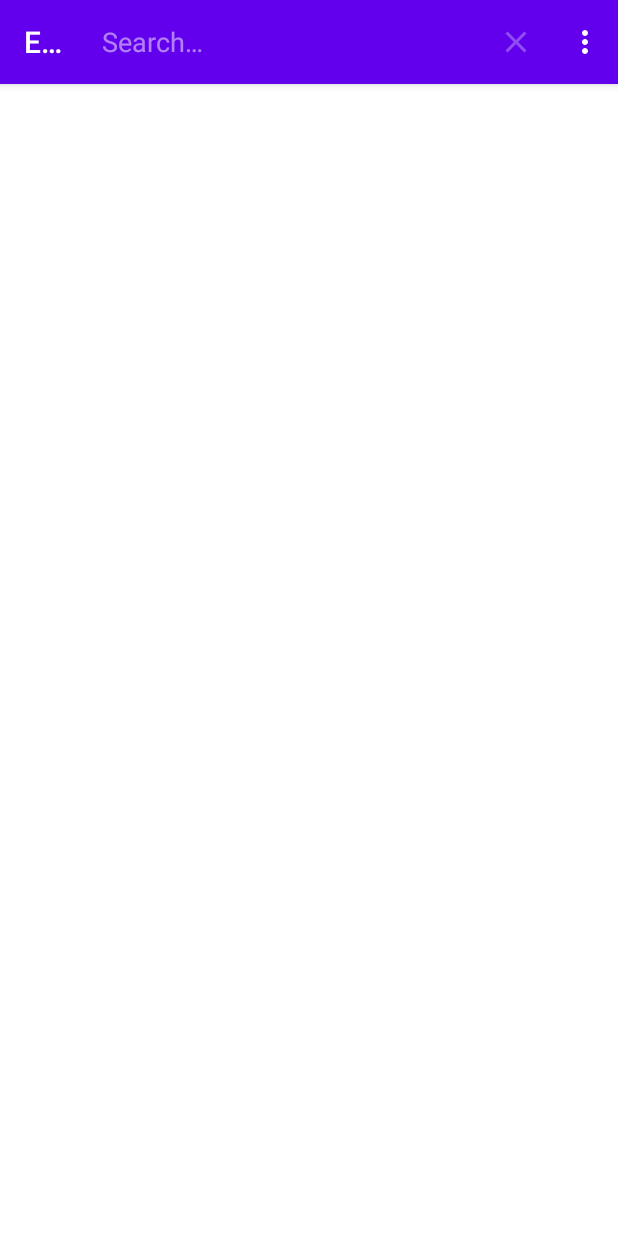
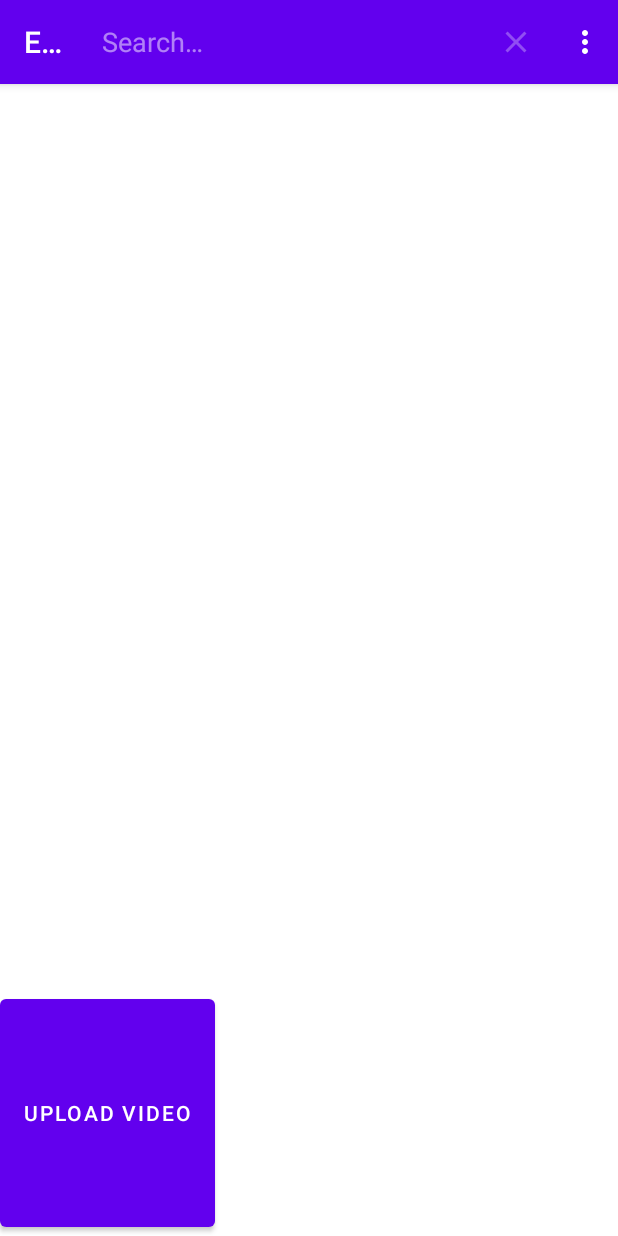
Before and after one commit to BeskarBaddie/ECDapp_2023, an Android app: the ShowVideo screen opened directly, with no data from a screen before it, after a tap on "Search", on a phone screen of 412 x 824 dp. Run offline under Robolectric (Android 15) with nearby library versions, the phone set to English and light mode, and no system bars; our stand-ins replace Firebase (no records; nobody signed in at launch, a user with empty details on screens opened directly).

Commit message:
Changed flow of app so that it makes more sense

```diff
--- a/app/src/main/java/com/honours/ecd_2023/Dashboard.java
+++ b/app/src/main/java/com/honours/ecd_2023/Dashboard.java
@@ -14,8 +14,7 @@ import android.widget.Button;
 
 public class Dashboard extends AppCompatActivity {
 
-    Button buttonVideo;
-    Button buttonArticles;
+
 
     CardView videoCard;
 
@@ -53,7 +52,7 @@ public class Dashboard extends AppCompatActivity {
 
     public void goToVideoContent() {
 
-        Intent intent = new Intent(Dashboard.this,VideoContent.class);
+        Intent intent = new Intent(Dashboard.this,ShowVideo.class);
         startActivity(intent);
 
 
--- a/app/src/main/java/com/honours/ecd_2023/ShowVideo.java
+++ b/app/src/main/java/com/honours/ecd_2023/ShowVideo.java
@@ -7,6 +7,7 @@ import android.view.Menu;
 import android.view.MenuItem;
 import android.view.View;
 import android.view.ViewGroup;
+import android.widget.Button;
 
 import androidx.annotation.NonNull;
 import androidx.appcompat.app.AppCompatActivity;
@@ -28,6 +29,8 @@ public class ShowVideo extends AppCompatActivity {
     RecyclerView recyclerView;
     FirebaseDatabase database;
 
+    Button toUpload;
+
     String name, url;
 
 
@@ -38,11 +41,22 @@ public class ShowVideo extends AppCompatActivity {
 
 
 
+
         recyclerView = findViewById(R.id.recyclerview_Showvideo);
         recyclerView.setHasFixedSize(true);
         recyclerView.setLayoutManager(new LinearLayoutManager(this));
         database = FirebaseDatabase.getInstance();
         databaseReference = database.getReference("video");
+        toUpload = findViewById(R.id.uploadVideoScreen);
+
+
+        toUpload.setOnClickListener(new View.OnClickListener() {
+            @Override
+            public void onClick(View v) {
+                goToUpload();
+
+            }
+        });
     }
 
     private void firebaseSearch(String searchText){
@@ -97,7 +111,13 @@ public class ShowVideo extends AppCompatActivity {
     }
 
 
+    public void goToUpload() {
 
+        Intent intent = new Intent(ShowVideo.this,VideoContent.class);
+        startActivity(intent);
+
+
+    }
 
 
     @Override
--- a/app/src/main/res/layout/activity_show_video.xml
+++ b/app/src/main/res/layout/activity_show_video.xml
@@ -9,8 +9,19 @@
     tools:context=".ShowVideo">
 
     <androidx.recyclerview.widget.RecyclerView
+        android:id="@+id/recyclerview_Showvideo"
         android:layout_width="match_parent"
+        android:layout_height="604dp" />
+
+
+
+    <Button
+        android:id="@+id/uploadVideoScreen"
+        android:layout_width="wrap_content"
         android:layout_height="match_parent"
-        android:id="@+id/recyclerview_Showvideo"/>
+        android:text="Upload Video"></Button>
+
+
+
 
 </LinearLayout>
```
